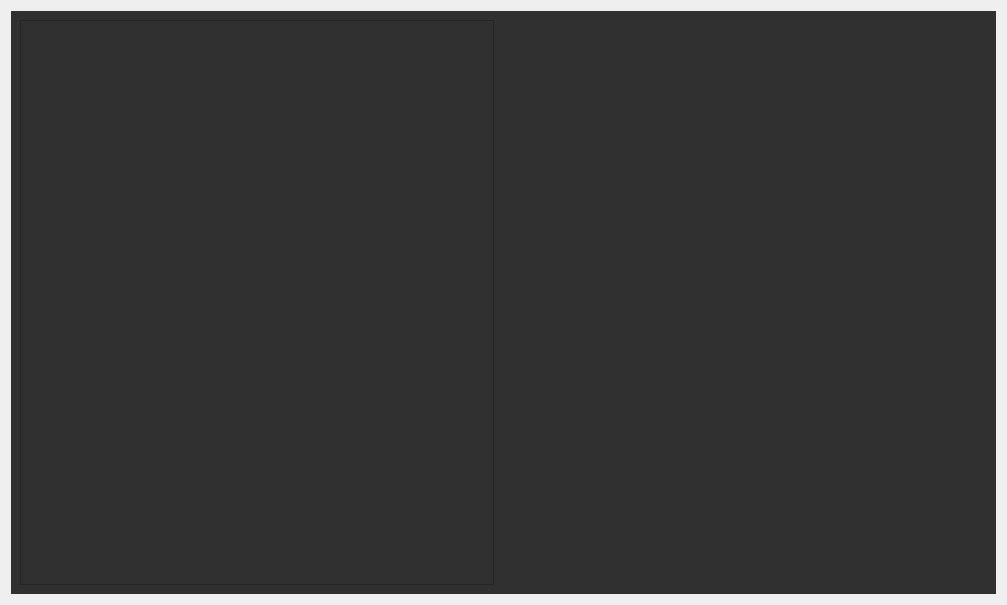
Before: the Qt Designer form dashboard.ui in cooperkeenan/Infraction, drawn with Qt 5.
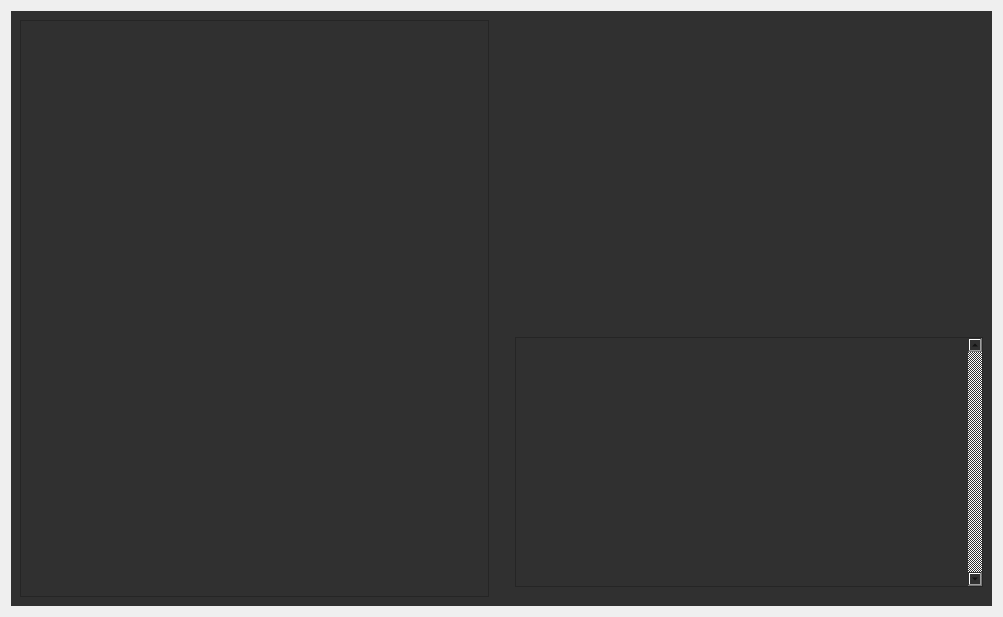
After: the same form once the commit is applied.

Commit message: Scroll area loading labels

Diff of the .ui file:
```diff
--- a/dashboard.ui
+++ b/dashboard.ui
@@ -6,8 +6,8 @@
    <rect>
     <x>0</x>
     <y>0</y>
-    <width>1007</width>
-    <height>605</height>
+    <width>1003</width>
+    <height>617</height>
    </rect>
   </property>
   <property name="sizePolicy">
@@ -19,8 +19,8 @@
   <property name="windowTitle">
    <string>Form</string>
   </property>
-  <layout class="QGridLayout" name="gridLayout_2">
-   <item row="0" column="0">
+  <layout class="QVBoxLayout" name="verticalLayout">
+   <item>
     <widget class="QStackedWidget" name="stackedWidget">
      <property name="sizePolicy">
       <sizepolicy hsizetype="Expanding" vsizetype="Expanding">
@@ -33,35 +33,6 @@
      </property>
      <widget class="QWidget" name="page">
       <layout class="QGridLayout" name="gridLayout">
-       <item row="0" column="1" rowspan="3">
-        <widget class="QGraphicsView" name="graphicsView"/>
-       </item>
-       <item row="0" column="2">
-        <spacer name="verticalSpacer_2">
-         <property name="orientation">
-          <enum>Qt::Vertical</enum>
-         </property>
-         <property name="sizeHint" stdset="0">
-          <size>
-           <width>20</width>
-           <height>40</height>
-          </size>
-         </property>
-        </spacer>
-       </item>
-       <item row="2" column="2">
-        <spacer name="verticalSpacer">
-         <property name="orientation">
-          <enum>Qt::Vertical</enum>
-         </property>
-         <property name="sizeHint" stdset="0">
-          <size>
-           <width>20</width>
-           <height>40</height>
-          </size>
-         </property>
-        </spacer>
-       </item>
        <item row="1" column="4">
         <spacer name="horizontalSpacer_2">
          <property name="orientation">
@@ -75,6 +46,88 @@
          </property>
         </spacer>
        </item>
+       <item row="0" column="2">
+        <spacer name="verticalSpacer_2">
+         <property name="orientation">
+          <enum>Qt::Vertical</enum>
+         </property>
+         <property name="sizeHint" stdset="0">
+          <size>
+           <width>20</width>
+           <height>40</height>
+          </size>
+         </property>
+        </spacer>
+       </item>
+       <item row="3" column="4">
+        <widget class="QScrollArea" name="scrollArea">
+         <property name="sizePolicy">
+          <sizepolicy hsizetype="Expanding" vsizetype="Expanding">
+           <horstretch>0</horstretch>
+           <verstretch>0</verstretch>
+          </sizepolicy>
+         </property>
+         <property name="maximumSize">
+          <size>
+           <width>1000</width>
+           <height>250</height>
+          </size>
+         </property>
+         <property name="verticalScrollBarPolicy">
+          <enum>Qt::ScrollBarAlwaysOn</enum>
+         </property>
+         <property name="horizontalScrollBarPolicy">
+          <enum>Qt::ScrollBarAlwaysOff</enum>
+         </property>
+         <property name="widgetResizable">
+          <bool>true</bool>
+         </property>
+         <widget class="QWidget" name="scrollAreaWidgetContents">
+          <property name="geometry">
+           <rect>
+            <x>0</x>
+            <y>0</y>
+            <width>439</width>
+            <height>248</height>
+           </rect>
+          </property>
+          <property name="sizePolicy">
+           <sizepolicy hsizetype="Expanding" vsizetype="Expanding">
+            <horstretch>0</horstretch>
+            <verstretch>0</verstretch>
+           </sizepolicy>
+          </property>
+          <layout class="QVBoxLayout" name="verticalLayout_2">
+           <item>
+            <widget class="QWidget" name="widget" native="true">
+             <property name="sizePolicy">
+              <sizepolicy hsizetype="Expanding" vsizetype="Expanding">
+               <horstretch>0</horstretch>
+               <verstretch>0</verstretch>
+              </sizepolicy>
+             </property>
+            </widget>
+           </item>
+          </layout>
+         </widget>
+        </widget>
+       </item>
+       <item row="0" column="1" rowspan="4">
+        <widget class="QGraphicsView" name="graphicsView"/>
+       </item>
+       <item row="3" column="2">
+        <spacer name="verticalSpacer">
+         <property name="orientation">
+          <enum>Qt::Vertical</enum>
+         </property>
+         <property name="sizeHint" stdset="0">
+          <size>
+           <width>20</width>
+           <height>40</height>
+          </size>
+         </property>
+        </spacer>
+       </item>
       </layout>
      </widget>
      <widget class="QWidget" name="page_2"/>
```
The commit also changes 42 other files.
